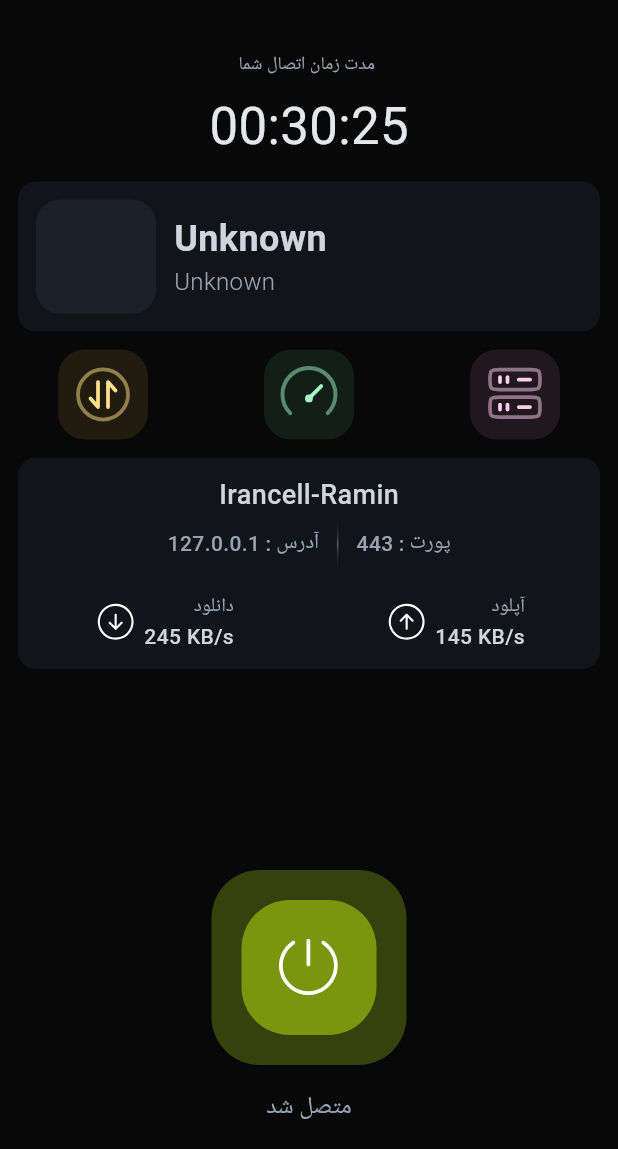
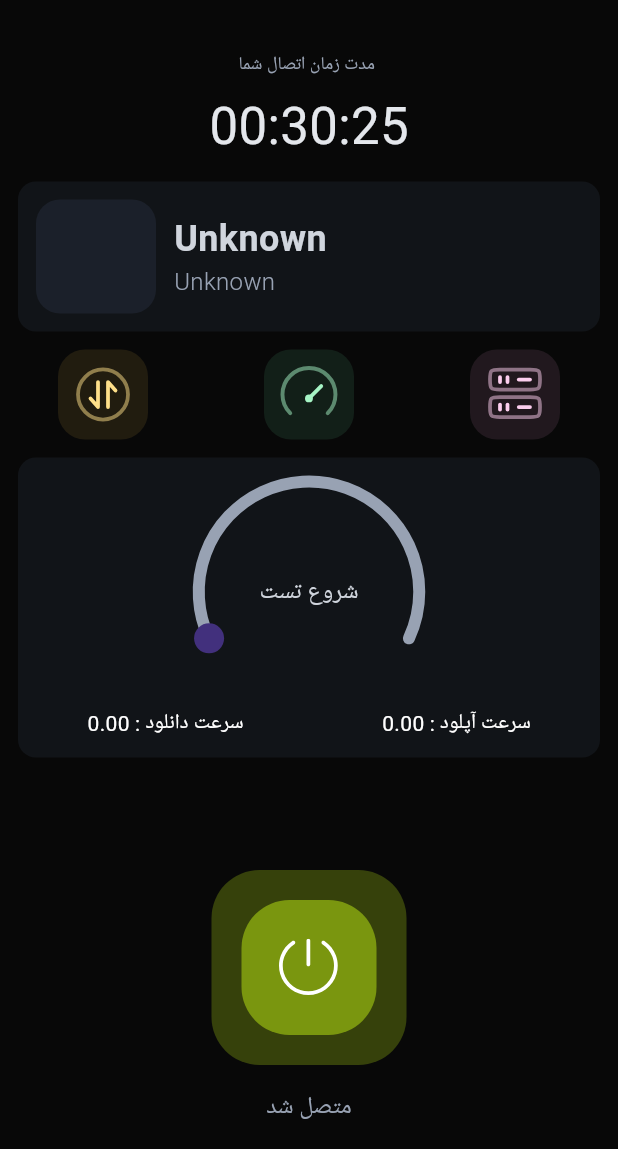
Before and after one commit to RaminBgrn/kivi_vpn, a Flutter app: the HomeScreen screen opened directly, after a tap on an icon or button, on a phone screen of 412 x 824 dp, the part 87-1236 px from its top. Run offline on Flutter 3.47's test engine with Material 3 defaults, Android fonts, the phone set to English and light mode, and no system bars; drawn by our look-alikes of auto_size_text, dashed_circular_progress_bar, expandable_page_view; our stand-ins replace flutter_svg, gap, get, google_fonts, shared_preferences, vector_graphics; missing offline and left inert: flutter_internet_speed_test, ip_country_lookup, svg_flag; accounts and stored records are empty; Roboto replaces fonts that are missing (Vazirmatn).

Commit message:
speed test section has been completed

```diff
--- a/lib/core/base_controller.dart
+++ b/lib/core/base_controller.dart
@@ -1,11 +1,13 @@
 import 'package:get/get.dart';
 import 'package:kivi_vpn/core/i_shared_preference.dart';
 import 'package:kivi_vpn/features/feature_home/controller/home_controller.dart';
+import 'package:kivi_vpn/features/feature_speed_test/controller/speed_test_controller.dart';
 
 class BaseController extends Bindings {
   @override
   void dependencies() {
     Get.put(ISharedPreference());
     Get.put(HomeController());
+    Get.put(SpeedTestController());
   }
 }
--- a/lib/features/feature_home/screen/home_screen.dart
+++ b/lib/features/feature_home/screen/home_screen.dart
@@ -3,12 +3,15 @@ import 'package:expandable_page_view/expandable_page_view.dart';
 import 'package:flutter/material.dart';
 import 'package:flutter/widgets.dart';
 import 'package:gap/gap.dart';
+import 'package:get/get.dart';
 import 'package:google_fonts/google_fonts.dart';
 import 'package:kivi_vpn/common/colors.dart';
+import 'package:kivi_vpn/features/feature_home/controller/home_controller.dart';
 import 'package:kivi_vpn/features/feature_home/widget/connect_button.dart';
 import 'package:kivi_vpn/features/feature_home/widget/current_config_widget.dart';
 import 'package:kivi_vpn/features/feature_home/widget/home_button.dart';
 import 'package:kivi_vpn/features/feature_home/widget/home_buttons_section.dart';
+import 'package:kivi_vpn/features/feature_speed_test/widget/speed_test_section.dart';
 import 'package:kivi_vpn/gen/assets.gen.dart';
 
 class HomeScreen extends StatelessWidget {
@@ -57,7 +60,13 @@ class HomeScreen extends StatelessWidget {
                 children: [
                   HomeButton(
                     backgroundColor: myOrange[300]!.withOpacity(0.1),
-                    onTap: () {},
+                    onTap: () {
+                      Get.find<HomeController>()
+                          .getPageController
+                          .animateToPage(0,
+                              duration: const Duration(milliseconds: 300),
+                              curve: Curves.fastEaseInToSlowEaseOut);
+                    },
                     icon: Assets.svgs.traficPage.svg(
                       width: 40,
                       height: 40,
@@ -69,7 +78,13 @@ class HomeScreen extends StatelessWidget {
                   ),
                   HomeButton(
                     backgroundColor: myGreen[300]!.withOpacity(0.1),
-                    onTap: () {},
+                    onTap: () {
+                      Get.find<HomeController>()
+                          .getPageController
+                          .animateToPage(1,
+                              duration: const Duration(milliseconds: 300),
+                              curve: Curves.fastEaseInToSlowEaseOut);
+                    },
                     icon: Assets.svgs.speedTest.svg(
                       width: 50,
                       height: 50,
@@ -94,13 +109,10 @@ class HomeScreen extends StatelessWidget {
                 ],
               ),
               ExpandablePageView(
-                children: [
-                  const HomeButtonsSection(),
-                  Container(
-                    width: double.infinity,
-                    height: 100,
-                    color: Colors.red,
-                  ),
+                controller: Get.find<HomeController>().getPageController,
+                children: const [
+                  HomeButtonsSection(),
+                  SpeedTestSection(),
                 ],
               ),
               const Expanded(child: SizedBox()),
--- /dev/null
+++ b/lib/features/feature_speed_test/controller/speed_test_controller.dart
@@ -0,0 +1,55 @@
+import 'dart:developer';
+
+import 'package:flutter_internet_speed_test/flutter_internet_speed_test.dart';
+import 'package:get/get.dart';
+
+class SpeedTestController extends GetxController {
+  final _speedTest = FlutterInternetSpeedTest();
+  FlutterInternetSpeedTest get getSpeedTest => _speedTest;
+
+  double _centerData = 0;
+  double get getCenterData => _centerData;
+
+  double _downloadSpeed = 0;
+  double get getDownloadSpeed => _downloadSpeed;
+
+  double _uploadSpeed = 0;
+  double get getUploadSpeed => _uploadSpeed;
+
+  TestType _testType = TestType.DOWNLOAD;
+  TestType get getTestType => _testType;
+
+  SpeedUnit? _speedUnit;
+  SpeedUnit? get getSpeedUnit => _speedUnit;
+
+  void startSpeedTest() {
+    _centerData = 0.0;
+    _uploadSpeed = 0.0;
+    _downloadSpeed = 0.0;
+    _speedTest.startTesting(
+      downloadTestServer: 'http://speed.cloudflare.com/',
+      uploadTestServer: 'https://speed.cloudflare.com/__up',
+      onProgress: (double percent, TestResult data) {
+        _speedUnit = data.unit;
+        _centerData = data.transferRate;
+        if (data.type == TestType.DOWNLOAD) {
+          _downloadSpeed = data.transferRate;
+        } else {
+          _uploadSpeed = data.transferRate;
+        }
+        update();
+      },
+      onError: (String errorMessage, String speedTestError) {
+        if (_uploadSpeed <= 0) {}
+        log(errorMessage);
+        _centerData = 0;
+        update();
+      },
+      onDone: (TestResult download, TestResult upload) {
+        _downloadSpeed = download.transferRate;
+        _uploadSpeed = upload.transferRate;
+        update();
+      },
+    );
+  }
+}
--- /dev/null
+++ b/lib/features/feature_speed_test/widget/speed_test_section.dart
@@ -0,0 +1,128 @@
+import 'package:auto_size_text/auto_size_text.dart';
+import 'package:dashed_circular_progress_bar/dashed_circular_progress_bar.dart';
+import 'package:flutter/material.dart';
+import 'package:flutter_internet_speed_test/flutter_internet_speed_test.dart';
+import 'package:get/get.dart';
+import 'package:google_fonts/google_fonts.dart';
+import 'package:kivi_vpn/common/colors.dart';
+import 'package:kivi_vpn/features/feature_speed_test/controller/speed_test_controller.dart';
+
+class SpeedTestSection extends StatefulWidget {
+  const SpeedTestSection({super.key});
+
+  @override
+  State<SpeedTestSection> createState() => _SpeedTestSectionState();
+}
+
+class _SpeedTestSectionState extends State<SpeedTestSection> {
+  @override
+  void initState() {
+    super.initState();
+  }
+
+  @override
+  Widget build(BuildContext context) {
+    return AnimatedContainer(
+      duration: const Duration(milliseconds: 200),
+      width: MediaQuery.sizeOf(context).width,
+      height: 200,
+      margin: const EdgeInsets.all(12),
+      padding: const EdgeInsets.symmetric(vertical: 12),
+      decoration: BoxDecoration(
+        borderRadius: BorderRadius.circular(12),
+        color: const Color(0xFF111418),
+      ),
+      child: Column(
+        children: [
+          Expanded(
+            child: GetBuilder<SpeedTestController>(
+              builder: (clr) {
+                return DashedCircularProgressBar.aspectRatio(
+                  progress: clr.getCenterData,
+                  aspectRatio: 1,
+                  startAngle: 245,
+                  sweepAngle: 230,
+                  foregroundColor: clr.getTestType == TestType.DOWNLOAD
+                      ? myBlueGrey[400]!
+                      : myPurple[400]!,
+                  seekColor: clr.getTestType == TestType.DOWNLOAD
+                      ? myBlueGrey[700]!
+                      : myPurple[900]!,
+                  seekSize: 10,
+                  backgroundColor: myGrey[400]!,
+                  foregroundStrokeWidth: 8,
+                  backgroundStrokeWidth: 8,
+                  child: Center(
+                    child: clr.getSpeedTest.isTestInProgress()
+                        ? Column(
+                            mainAxisAlignment: MainAxisAlignment.center,
+                            mainAxisSize: MainAxisSize.max,
+                            children: [
+                              Text(
+                                clr.getCenterData.toStringAsFixed(2),
+                                style: GoogleFonts.vazirmatn(
+                                  fontSize: 38,
+                                  color: Colors.white,
+                                  fontWeight: FontWeight.bold,
+                                ),
+                              ),
+                              Text(
+                                clr.getSpeedUnit != null
+                                    ? clr.getSpeedUnit!.name
+                                    : '-',
+                                style: GoogleFonts.vazirmatn(
+                                  fontSize: 18,
+                                  color: Colors.white,
+                                  fontWeight: FontWeight.bold,
+                                ),
+                              ),
+                            ],
+                          )
+                        : TextButton(
+                            onPressed: () {
+                              clr.startSpeedTest();
+                            },
+                            child: Text(
+                              'شروع تست',
+                              style: GoogleFonts.vazirmatn(
+                                fontSize: 16,
+                                color: myGrey[300],
+                                fontWeight: FontWeight.normal,
+                              ),
+                            ),
+                          ),
+                  ),
+                );
+              },
+            ),
+          ),
+          GetBuilder<SpeedTestController>(builder: (clr) {
+            return Row(
+              mainAxisAlignment: MainAxisAlignment.spaceAround,
+              children: [
+                AutoSizeText(
+                  'سرعت دانلود : ${clr.getDownloadSpeed.toStringAsFixed(2)}',
+                  presetFontSizes: const [14, 12, 10],
+                  textDirection: TextDirection.rtl,
+                  style: GoogleFonts.vazirmatn(
+                    fontSize: 14,
+                    color: Colors.white,
+                  ),
+                ),
+                AutoSizeText(
+                  'سرعت آپلود : ${clr.getUploadSpeed.toStringAsFixed(2)}',
+                  presetFontSizes: const [14, 12, 10],
+                  textDirection: TextDirection.rtl,
+                  style: GoogleFonts.vazirmatn(
+                    fontSize: 14,
+                    color: Colors.white,
+                  ),
+                ),
+              ],
+            );
+          })
+        ],
+      ),
+    );
+  }
+}
--- a/pubspec.yaml
+++ b/pubspec.yaml
@@ -46,8 +46,8 @@ dependencies:
   ip_country_lookup: ^1.0.3
   auto_size_text: ^3.0.0
   flutter_internet_speed_test: ^1.0.4
-  internet_speed_meter: ^1.0.3
   expandable_page_view: ^1.0.17
+  dashed_circular_progress_bar: ^0.0.6
 
 
 dev_dependencies:
```
Also changed, not shown: lib/features/feature_home/controller/home_controller.dart (+3 -33 lines), pubspec.lock, 1 other file.
